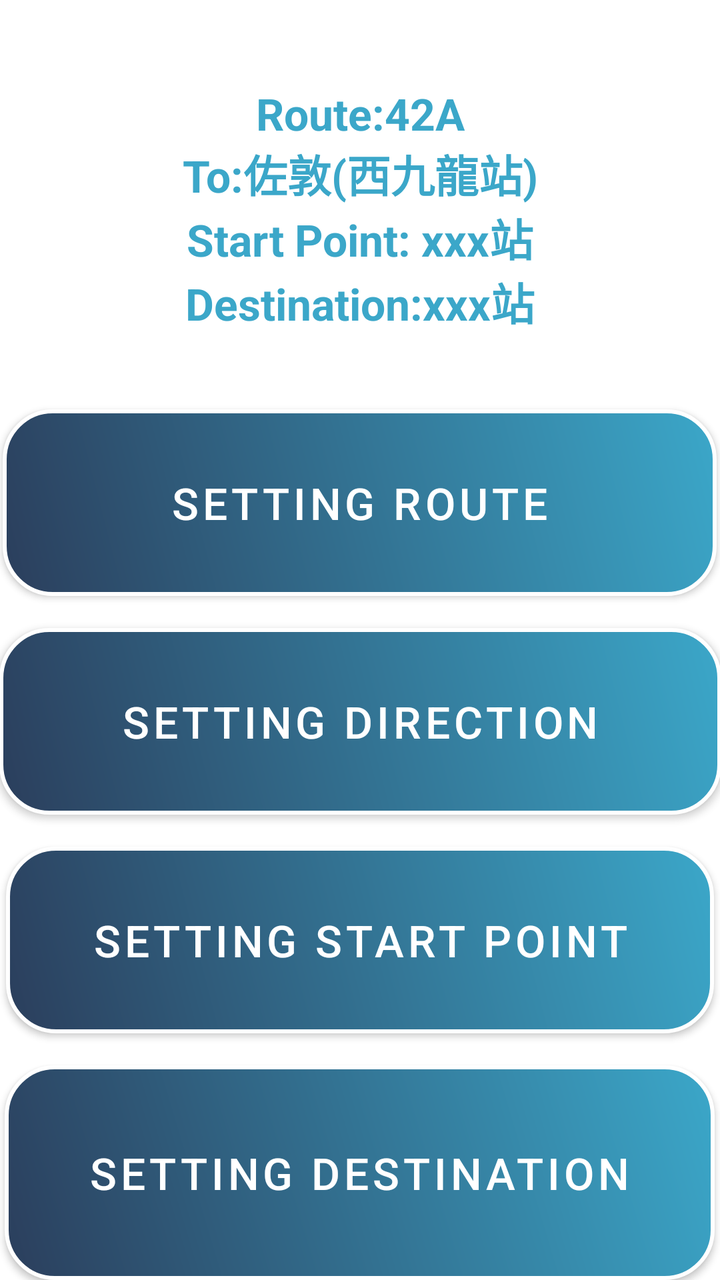
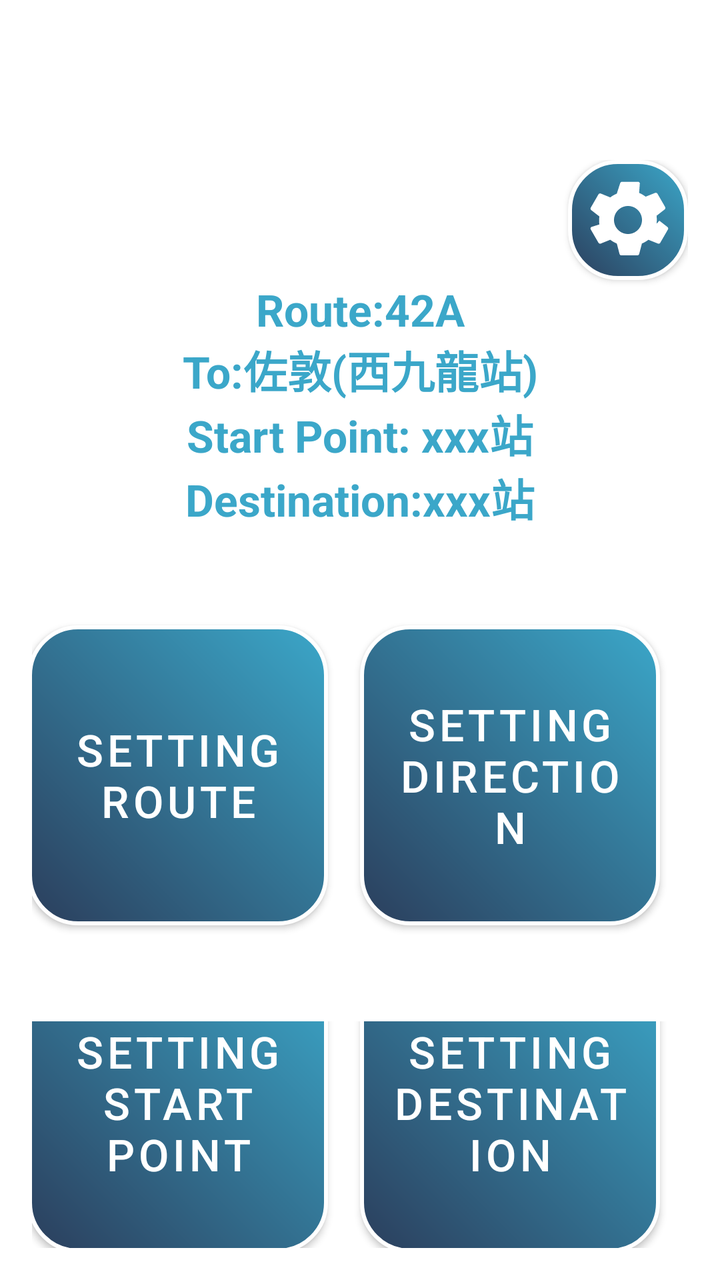

Screens rendered from an Android XML layout before and after an edit, with the pre-edit source and the edit as a unified diff.
<!-- AndroidManifest.xml: application theme Theme.VISTA -->
<!-- res/layout/activity_find_bus_edit_menu_page.xml -->
<LinearLayout xmlns:android="http://schemas.android.com/apk/res/android"
    xmlns:app="http://schemas.android.com/apk/res-auto"
    android:id="@+id/main"
    android:layout_width="match_parent"
    android:layout_height="match_parent"
    android:background="@color/white"
    android:orientation="vertical"
    android:gravity="center"
    android:weightSum="5">

    
    <TextView
        android:id="@+id/txtFindBusEditBusRoute"
        android:layout_width="wrap_content"
        android:layout_height="wrap_content"
        android:layout_marginTop="20dp"
        android:gravity="center"
        android:text="Route:42A\nTo:佐敦(西九龍站)\nStart Point: xxx站\nDestination:xxx站"
        android:textSize="22sp"
        android:textStyle="bold"
        android:textColor="#3BA7C9"
        android:layout_weight="1" />

    <com.google.android.material.button.MaterialButton
        android:id="@+id/btnFindBusEditEditRoute"
        style="@style/SemiTransparentRoundedButton"
        android:layout_width="357dp"
        android:layout_height="wrap_content"
        android:layout_marginTop="16dp"
        android:layout_weight="1"
        android:text="@string/FindBusEditMen_EditRoute"
        android:textSize="22sp"
        android:background="@drawable/btn_photo_gradient"
        app:backgroundTint="@null"
        app:backgroundTintMode="src_over"
        app:cornerRadius="0dp"
        app:strokeColor="@null"
        app:strokeWidth="0dp"/>

    <com.google.android.material.button.MaterialButton
        android:id="@+id/btnFindBusEditOutboundDirection"
        style="@style/SemiTransparentRoundedButton"
        android:layout_width="361dp"
        android:layout_height="wrap_content"
        android:layout_marginTop="16dp"
        android:layout_weight="1"
        android:text="@string/FindBusEditMen_EditOutboundDirection"
        android:textSize="22sp"
        android:background="@drawable/btn_photo_gradient"
        app:backgroundTint="@null"
        app:backgroundTintMode="src_over"
        app:cornerRadius="0dp"
        app:strokeColor="@null"
        app:strokeWidth="0dp"/>

    <com.google.android.material.button.MaterialButton
        android:id="@+id/btnFindBusEditStartPoint"
        style="@style/SemiTransparentRoundedButton"
        android:layout_width="354dp"
        android:layout_height="wrap_content"
        android:layout_marginTop="16dp"
        android:layout_weight="1"
        android:text="@string/FindBusEditMen_EditStartPoint"
        android:textSize="22sp"
        android:background="@drawable/btn_photo_gradient"
        app:backgroundTint="@null"
        app:backgroundTintMode="src_over"
        app:cornerRadius="0dp"
        app:strokeColor="@null"
        app:strokeWidth="0dp"/>

    <com.google.android.material.button.MaterialButton
        android:id="@+id/btnFindBusEditDestination"
        style="@style/SemiTransparentRoundedButton"
        android:layout_width="355dp"
        android:layout_height="63dp"
        android:layout_marginTop="16dp"
        android:layout_weight="1"
        android:text="@string/FindBusEditMen_EditDestination"
        android:textSize="22sp"
        android:background="@drawable/btn_photo_gradient"
        app:backgroundTint="@null"
        app:backgroundTintMode="src_over"
        app:cornerRadius="0dp"
        app:strokeColor="@null"
        app:strokeWidth="0dp"/>

</LinearLayout>
<!-- resources referenced by this layout -->
<resources>
  <color name="white">#FFFFFF</color>
  <!-- drawable btn_photo_gradient (drawable) -->
  <?xml version="1.0" encoding="utf-8"?>
  <shape xmlns:android="http://schemas.android.com/apk/res/android"
      android:shape="rectangle">
  
      
      <gradient
          android:startColor="#2B3E5C"
          android:endColor="#3BA7C9"
          android:angle="45"
      />
  
      
      <corners android:radius="24dp" />
  
      
      <stroke
          android:width="2dp"
          android:color="#FFFFFF" />
  
  </shape>
  <string name="FindBusEditMen_EditDestination">Setting Destination</string>
  <string name="FindBusEditMen_EditOutboundDirection">Setting Direction</string>
  <string name="FindBusEditMen_EditRoute">Setting Route</string>
  <string name="FindBusEditMen_EditStartPoint">Setting Start Point</string>
  <style name="SemiTransparentRoundedButton" parent="Widget.MaterialComponents.Button">
          <item name="android:textColor">#FFFFFF</item>
          <item name="background">@drawable/button_selector</item> 
          <item name="cornerRadius">24dp</item>
          <item name="strokeColor">#FFFFFF</item>
          <item name="strokeWidth">2dp</item>
          <item name="backgroundTint">#20FFFFFF</item> 
      </style>
  <style name="Theme.VISTA" parent="Theme.MaterialComponents.DayNight.NoActionBar">
          <item name="colorPrimary">@color/semi_transparent_white</item>
          <item name="colorPrimaryVariant">@color/semi_transparent_white</item>
          <item name="colorOnPrimary">@color/white</item>
          <item name="android:statusBarColor">#D3D3D3</item>
      </style>
  <color name="semi_transparent_white">#80FFFFFF</color>
  <!-- unchanged entries left out for length: 1 -->
</resources>

<!-- the commit's change to res/layout/activity_find_bus_edit_menu_page.xml (unified diff, before → after) -->
@@ -6,83 +6,121 @@
     android:background="@color/white"
     android:orientation="vertical"
     android:gravity="center"
-    android:weightSum="5">
+    android:padding="16dp">
+    <LinearLayout
+        android:layout_width="match_parent"
+        android:layout_height="wrap_content"
+        android:layout_marginTop="32dp"
+        android:orientation="vertical"
+        android:gravity="center">
+        
+        <LinearLayout
+            android:layout_width="match_parent"
+            android:layout_height="wrap_content"
+            android:layout_marginTop="32dp"
+            android:orientation="vertical"
+            android:gravity="center">
+            <com.google.android.material.button.MaterialButton
+                android:id="@+id/btnFindBusEditSetting"
+                android:layout_width="60dp"
+                android:layout_height="60dp"
+                android:layout_gravity="end"
+                android:background="@drawable/button_setting"
+                app:backgroundTint="@null"
+                app:backgroundTintMode="src_over"
+                app:cornerRadius="0dp"
+                app:strokeColor="@null"
+                app:strokeWidth="0dp" />
+            <TextView
+                android:id="@+id/txtFindBusEditBusRoute"
+                android:layout_width="wrap_content"
+                android:layout_height="wrap_content"
+                android:layout_marginBottom="32dp"
+                android:gravity="center"
+                android:text="Route:42A\nTo:佐敦(西九龍站)\nStart Point: xxx站\nDestination:xxx站"
+                android:textSize="22sp"
+                android:textStyle="bold"
+                android:textColor="#3BA7C9" />
+        </LinearLayout>
 
-    
-    <TextView
-        android:id="@+id/txtFindBusEditBusRoute"
-        android:layout_width="wrap_content"
-        android:layout_height="wrap_content"
-        android:layout_marginTop="20dp"
-        android:gravity="center"
-        android:text="Route:42A\nTo:佐敦(西九龍站)\nStart Point: xxx站\nDestination:xxx站"
-        android:textSize="22sp"
-        android:textStyle="bold"
-        android:textColor="#3BA7C9"
-        android:layout_weight="1" />
+        
+        <LinearLayout
+            android:layout_width="356dp"
+            android:layout_height="wrap_content"
+            android:layout_marginBottom="32dp"
+            android:gravity="center"
+            android:orientation="horizontal">
 
-    <com.google.android.material.button.MaterialButton
-        android:id="@+id/btnFindBusEditEditRoute"
-        style="@style/SemiTransparentRoundedButton"
-        android:layout_width="357dp"
-        android:layout_height="wrap_content"
-        android:layout_marginTop="16dp"
-        android:layout_weight="1"
-        android:text="@string/FindBusEditMen_EditRoute"
-        android:textSize="22sp"
-        android:background="@drawable/btn_photo_gradient"
-        app:backgroundTint="@null"
-        app:backgroundTintMode="src_over"
-        app:cornerRadius="0dp"
-        app:strokeColor="@null"
-        app:strokeWidth="0dp"/>
+            <com.google.android.material.button.MaterialButton
+                android:id="@+id/btnFindBusEditEditRoute"
+                style="@style/SemiTransparentRoundedButton"
+                android:layout_width="150dp"
+                android:layout_height="150dp"
+                android:layout_marginTop="16dp"
+                android:layout_marginEnd="16dp"
+                android:layout_marginBottom="16dp"
+                android:background="@drawable/btn_photo_gradient"
+                android:text="@string/FindBusEditMen_EditRoute"
+                android:textSize="22sp"
+                app:backgroundTint="@null"
+                app:backgroundTintMode="src_over"
+                app:cornerRadius="0dp"
+                app:strokeColor="@null"
+                app:strokeWidth="0dp" />
 
-    <com.google.android.material.button.MaterialButton
-        android:id="@+id/btnFindBusEditOutboundDirection"
-        style="@style/SemiTransparentRoundedButton"
-        android:layout_width="361dp"
-        android:layout_height="wrap_content"
-        android:layout_marginTop="16dp"
-        android:layout_weight="1"
-        android:text="@string/FindBusEditMen_EditOutboundDirection"
-        android:textSize="22sp"
-        android:background="@drawable/btn_photo_gradient"
-        app:backgroundTint="@null"
-        app:backgroundTintMode="src_over"
-        app:cornerRadius="0dp"
-        app:strokeColor="@null"
-        app:strokeWidth="0dp"/>
-
-    <com.google.android.material.button.MaterialButton
-        android:id="@+id/btnFindBusEditStartPoint"
-        style="@style/SemiTransparentRoundedButton"
-        android:layout_width="354dp"
-        android:layout_height="wrap_content"
-        android:layout_marginTop="16dp"
-        android:layout_weight="1"
-        android:text="@string/FindBusEditMen_EditStartPoint"
-        android:textSize="22sp"
-        android:background="@drawable/btn_photo_gradient"
-        app:backgroundTint="@null"
-        app:backgroundTintMode="src_over"
-        app:cornerRadius="0dp"
-        app:strokeColor="@null"
-        app:strokeWidth="0dp"/>
-
-    <com.google.android.material.button.MaterialButton
-        android:id="@+id/btnFindBusEditDestination"
-        style="@style/SemiTransparentRoundedButton"
-        android:layout_width="355dp"
-        android:layout_height="63dp"
-        android:layout_marginTop="16dp"
-        android:layout_weight="1"
-        android:text="@string/FindBusEditMen_EditDestination"
-        android:textSize="22sp"
-        android:background="@drawable/btn_photo_gradient"
-        app:backgroundTint="@null"
-        app:backgroundTintMode="src_over"
-        app:cornerRadius="0dp"
-        app:strokeColor="@null"
-        app:strokeWidth="0dp"/>
-
+            <com.google.android.material.button.MaterialButton
+                android:id="@+id/btnFindBusEditOutboundDirection"
+                style="@style/SemiTransparentRoundedButton"
+                android:layout_width="150dp"
+                android:layout_height="150dp"
+                android:layout_marginTop="16dp"
+                android:layout_marginEnd="16dp"
+                android:layout_marginBottom="16dp"
+                android:background="@drawable/btn_photo_gradient"
+                android:text="@string/FindBusEditMen_EditOutboundDirection"
+                android:textSize="22sp"
+                app:backgroundTint="@null"
+                app:backgroundTintMode="src_over"
+                app:cornerRadius="0dp"
+                app:strokeColor="@null"
+                app:strokeWidth="0dp" />
+        </LinearLayout>
+        
+        <LinearLayout
+            android:layout_width="wrap_content"
+            android:layout_height="wrap_content"
+            android:orientation="horizontal"
+            android:gravity="center">
+            <com.google.android.material.button.MaterialButton
+                android:id="@+id/btnFindBusEditStartPoint"
+                style="@style/SemiTransparentRoundedButton"
+                android:layout_width="150dp"
+                android:layout_height="150dp"
+                android:layout_marginEnd="16dp"
+                android:layout_marginBottom="16dp"
+                android:text="@string/FindBusEditMen_EditStartPoint"
+                android:textSize="22sp"
+                android:background="@drawable/btn_photo_gradient"
+                app:backgroundTint="@null"
+                app:backgroundTintMode="src_over"
+                app:cornerRadius="0dp"
+                app:strokeColor="@null"
+                app:strokeWidth="0dp"/>
+            <com.google.android.material.button.MaterialButton
+                android:id="@+id/btnFindBusEditDestination"
+                style="@style/SemiTransparentRoundedButton"
+                android:layout_width="150dp"
+                android:layout_height="150dp"
+                android:layout_marginEnd="16dp"
+                android:layout_marginBottom="16dp"
+                android:text="@string/FindBusEditMen_EditDestination"
+                android:textSize="22sp"
+                android:background="@drawable/btn_photo_gradient"
+                app:backgroundTint="@null"
+                app:backgroundTintMode="src_over"
+                app:cornerRadius="0dp"
+                app:strokeColor="@null"
+                app:strokeWidth="0dp"/>
+        </LinearLayout>
+    </LinearLayout>
 </LinearLayout>
<!-- resource entries referenced after the edit -->
@@ -22,6 +22,18 @@
           android:color="#FFFFFF" />
   
   </shape>
+  <!-- drawable button_setting (drawable) -->
+  <?xml version="1.0" encoding="utf-8"?>
+  <layer-list xmlns:android="http://schemas.android.com/apk/res/android">
+      
+      <item android:drawable="@drawable/btn_photo_gradient"/>
+      
+      <item
+          android:drawable="@drawable/ic_gear"
+          android:width="48dp"
+          android:height="48dp"
+          android:gravity="center"/>
+  </layer-list>
   <string name="FindBusEditMen_EditDestination">Setting Destination</string>
   <string name="FindBusEditMen_EditOutboundDirection">Setting Direction</string>
   <string name="FindBusEditMen_EditRoute">Setting Route</string>
@@ -40,6 +52,18 @@
           <item name="colorOnPrimary">@color/white</item>
           <item name="android:statusBarColor">#D3D3D3</item>
       </style>
+  <!-- drawable ic_gear (drawable) -->
+  <?xml version="1.0" encoding="utf-8"?>
+  <vector xmlns:android="http://schemas.android.com/apk/res/android"
+      android:width="24dp"
+      android:height="24dp"
+      android:viewportWidth="24"
+      android:viewportHeight="24"
+      android:autoMirrored="true">
+      <path
+          android:fillColor="#FFFFFF"
+          android:pathData="M19.14,12.94c0.04,-0.32 0.06,-0.66 0.06,-1 0,-0.34 -0.02,-0.68 -0.06,-1l2.03,-1.58c0.18,-0.14 0.23,-0.41 0.12,-0.61l-1.92,-3.32c-0.11,-0.2 -0.36,-0.28 -0.57,-0.22l-2.39,0.96c-0.5,-0.38 -1.03,-0.7 -1.63,-0.94L14.96,2.81c-0.05,-0.22 -0.25,-0.37 -0.48,-0.37h-3.96c-0.23,0 -0.43,0.15 -0.48,0.37L9.2,5.41c-0.6,0.24 -1.13,0.56 -1.63,0.94L5.18,5.38c-0.21,-0.08 -0.46,0.02 -0.57,0.22L2.69,8.92c-0.11,0.2 -0.06,0.47 0.12,0.61l2.03,1.58c-0.04,0.32 -0.06,0.66 -0.06,1 0,0.34 0.02,0.68 0.06,1L2.81,13.75c-0.18,0.14 -0.23,0.41 -0.12,0.61l1.92,3.32c0.11,0.2 0.36,0.28 0.57,0.22l2.39,-0.96c0.5,0.38 1.03,0.7 1.63,0.94l0.68,2.6c0.05,0.22 0.25,0.37 0.48,0.37h3.96c0.23,0 0.43,-0.15 0.48,-0.37l0.68,-2.6c0.6,-0.24 1.13,-0.56 1.63,-0.94l2.39,0.96c0.21,0.08 0.46,-0.02 0.57,-0.22l1.92,-3.32c0.11,-0.2 0.06,-0.47 -0.12,-0.61l-2.03,-1.58zM12,15.5c-1.93,0 -3.5,-1.57 -3.5,-3.5s1.57,-3.5 3.5,-3.5 3.5,1.57 3.5,3.5 -1.57,3.5 -3.5,3.5z"/>
+  </vector>
   <color name="semi_transparent_white">#80FFFFFF</color>
   <!-- unchanged entries left out for length: 1 -->
 </resources>
